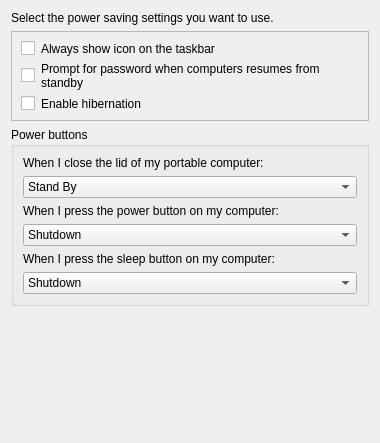
Qt form src/apps/mvvm-folders/power_options/poweroptionswidget.ui (august-alt/policy-preferences-editor-prototype) before a commit.
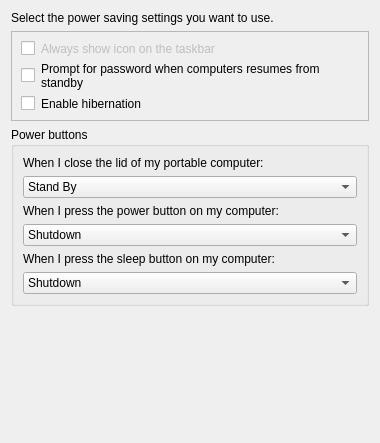
The same form after that commit.

Commit message: feat: add tests for power options widgets

The edit to the form file:
```diff
--- a/src/apps/mvvm-folders/power_options/poweroptionswidget.ui
+++ b/src/apps/mvvm-folders/power_options/poweroptionswidget.ui
@@ -47,6 +47,9 @@
       </item>
       <item row="0" column="1">
        <widget class="QLabel" name="showIconLabel">
+        <property name="enabled">
+         <bool>false</bool>
+        </property>
         <property name="sizePolicy">
          <sizepolicy hsizetype="Preferred" vsizetype="Preferred">
           <horstretch>1</horstretch>
```
The commit also changes 7 other files.
